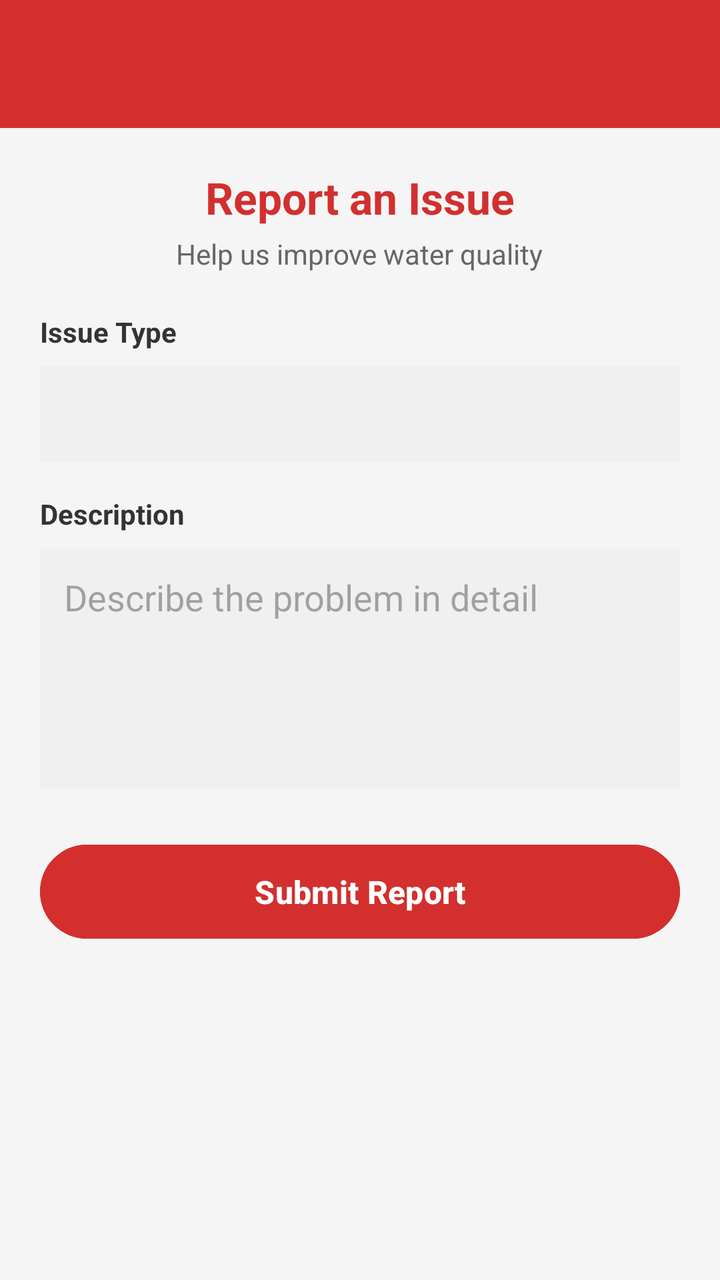
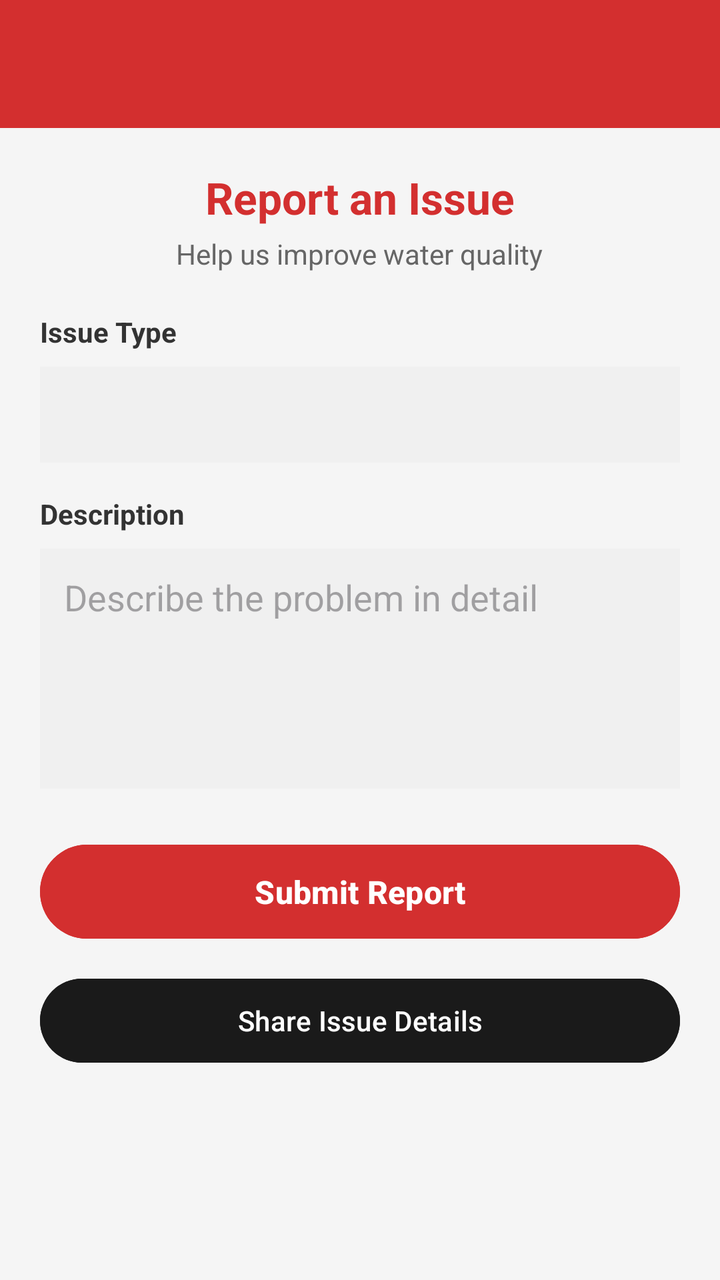

An Android layout rendered at two revisions. The XML below is the earlier revision; the diff shows what the commit changed to produce the second picture.
<!-- AndroidManifest.xml: application theme Theme.WaterFilter -->
<!-- res/layout/activity_report_issue.xml -->
<?xml version="1.0" encoding="utf-8"?>
<LinearLayout xmlns:android="http://schemas.android.com/apk/res/android"
    android:layout_width="match_parent"
    android:layout_height="match_parent"
    android:orientation="vertical"
    android:background="#F5F5F5">

    
    <androidx.appcompat.widget.Toolbar
        android:id="@+id/toolbar"
        android:layout_width="match_parent"
        android:layout_height="?attr/actionBarSize"
        android:background="#D32F2F"
        android:theme="@style/ThemeOverlay.AppCompat.Dark.ActionBar" />

    <ScrollView
        android:layout_width="match_parent"
        android:layout_height="match_parent">

        <LinearLayout
            android:layout_width="match_parent"
            android:layout_height="wrap_content"
            android:orientation="vertical"
            android:padding="20dp">

            
            <LinearLayout
                android:layout_width="match_parent"
                android:layout_height="wrap_content"
                android:orientation="vertical"
                android:gravity="center"
                android:layout_marginBottom="20dp">

                <TextView
                    android:layout_width="wrap_content"
                    android:layout_height="wrap_content"
                    android:text="Report an Issue"
                    android:textSize="22sp"
                    android:textStyle="bold"
                    android:textColor="#D32F2F" />

                <TextView
                    android:layout_width="wrap_content"
                    android:layout_height="wrap_content"
                    android:text="Help us improve water quality"
                    android:textSize="14sp"
                    android:textColor="#666666"
                    android:layout_marginTop="4dp" />

            </LinearLayout>

            
            <TextView
                android:layout_width="wrap_content"
                android:layout_height="wrap_content"
                android:text="Issue Type"
                android:textSize="14sp"
                android:textStyle="bold"
                android:textColor="#333333"
                android:layout_marginBottom="8dp" />

            <Spinner
                android:id="@+id/spinnerIssueType"
                android:layout_width="match_parent"
                android:layout_height="48dp"
                android:background="#F0F0F0"
                android:padding="12dp"
                android:layout_marginBottom="16dp" />

            
            <TextView
                android:layout_width="wrap_content"
                android:layout_height="wrap_content"
                android:text="Description"
                android:textSize="14sp"
                android:textStyle="bold"
                android:textColor="#333333"
                android:layout_marginBottom="8dp" />

            <EditText
                android:id="@+id/editTextDescription"
                android:layout_width="match_parent"
                android:layout_height="120dp"
                android:hint="Describe the problem in detail"
                android:gravity="top"
                android:inputType="textMultiLine"
                android:padding="12dp"
                android:background="#F0F0F0"
                android:layout_marginBottom="24dp" />

            
            <Button
                android:id="@+id/btnSubmitReport"
                android:layout_width="match_parent"
                android:layout_height="55dp"
                android:text="Submit Report"
                android:textSize="16sp"
                android:textStyle="bold"
                android:backgroundTint="#D32F2F"
                android:textColor="@android:color/white" />

            
            <TextView
                android:id="@+id/txtStatus"
                android:layout_width="match_parent"
                android:layout_height="wrap_content"
                android:layout_marginTop="16dp"
                android:textSize="14sp"
                android:gravity="center"
                android:padding="12dp"
                android:visibility="gone" />

        </LinearLayout>
    </ScrollView>
</LinearLayout>
<!-- resources referenced by this layout -->
<resources>
  <style name="Theme.WaterFilter" parent="Base.Theme.WaterFilter" />
  <style name="Base.Theme.WaterFilter" parent="Theme.Material3.DayNight.NoActionBar">
          
      </style>
</resources>

<!-- the commit's change to res/layout/activity_report_issue.xml (unified diff, before → after) -->
@@ -97,6 +97,17 @@
                 android:textSize="16sp"
                 android:textStyle="bold"
                 android:backgroundTint="#D32F2F"
+                android:textColor="@android:color/white"
+                android:layout_marginBottom="12dp" />
+
+            
+            <Button
+                android:id="@+id/btnShareIssue"
+                android:layout_width="match_parent"
+                android:layout_height="50dp"
+                android:text="Share Issue Details"
+                android:textSize="14sp"
+                android:backgroundTint="#1A1A1A"
                 android:textColor="@android:color/white" />
 
             
